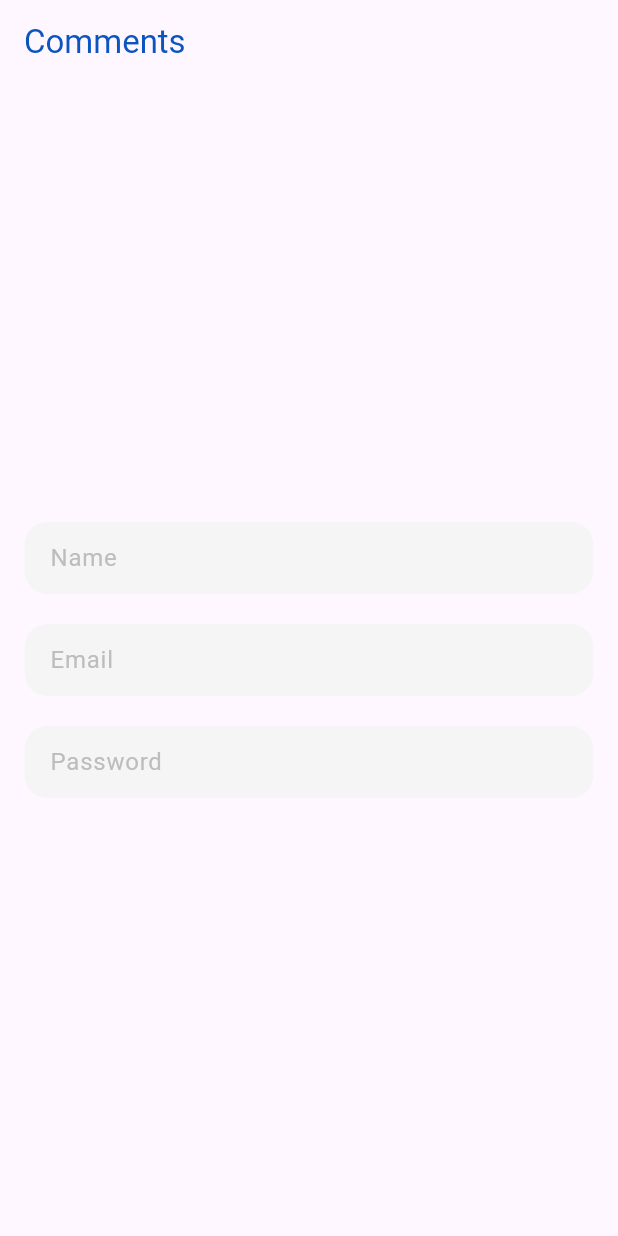
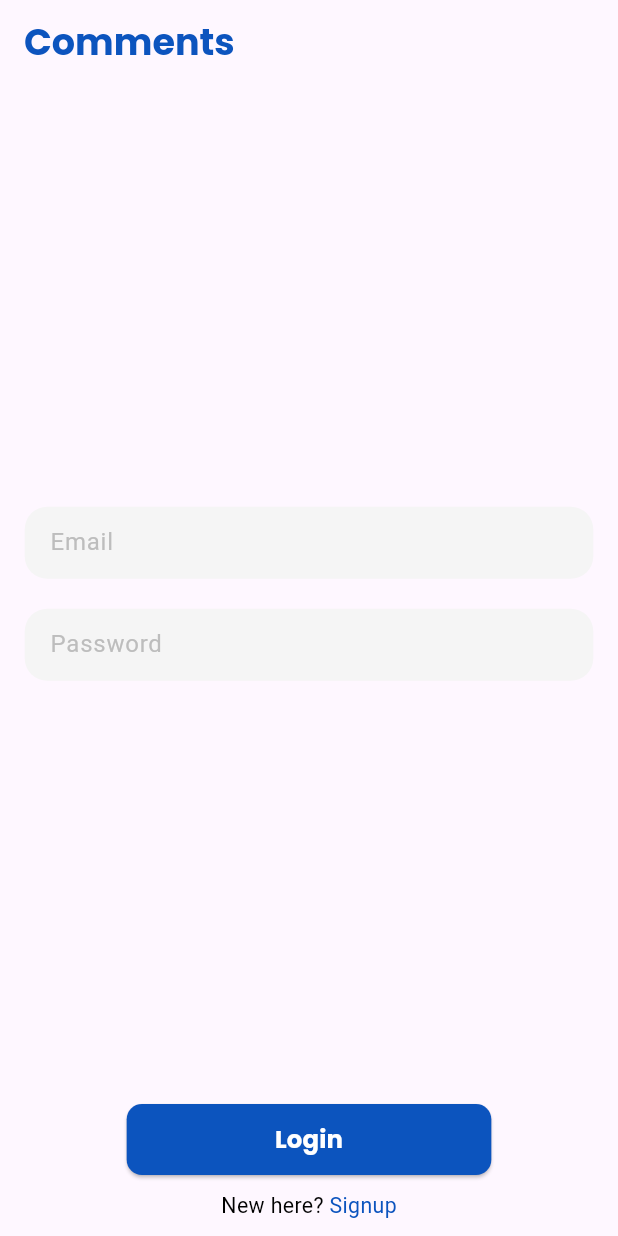
Before and after one commit to AbdealiRavat/comments-app, a Flutter app: the screen it shows after launch, on a phone screen of 412 x 824 dp. Run offline on Flutter 3.47's test engine with Material 3 defaults, Android fonts, the phone set to English and light mode, and no system bars; our stand-ins replace flutter_screenutil, get.

Commit message:
login screen UI Completed, fonts added

```diff
--- a/lib/view/login_screen.dart
+++ b/lib/view/login_screen.dart
@@ -13,13 +13,18 @@ class LoginScreen extends StatefulWidget {
 
 class _LoginScreenState extends State<LoginScreen> {
   LoginController login = Get.put(LoginController());
+
   @override
   Widget build(BuildContext context) {
     return Scaffold(
       appBar: AppBar(
           title: Text(
         'Comments',
-        style: TextStyle(color: Color(0xff0c54be)),
+        style: TextStyle(
+            fontFamily: 'Poppins',
+            fontWeight: FontWeight.bold,
+            color: const Color(0xff0c54be),
+            fontSize: 24.sp),
       )),
       body: Padding(
         padding: EdgeInsets.symmetric(
@@ -28,9 +33,26 @@ class _LoginScreenState extends State<LoginScreen> {
         child: Column(
           mainAxisAlignment: MainAxisAlignment.center,
           children: [
-            commonTextField(login.nameController.value, 'Name', Colors.black, false, false),
-            commonTextField(login.emailController.value, 'Email', Colors.black, false, false),
-            commonTextField(login.passwordController.value, 'Password', Colors.black, false, false),
+            Spacer(),
+            commonTextField(login.emailController.value, 'Email', Colors.black, true, false),
+            commonTextField(login.passwordController.value, 'Password', Colors.black, true, true),
+            Spacer(),
+            buttonWidget(() {}, 'Login'),
+            SizedBox(height: 10.h),
+            Row(
+              mainAxisAlignment: MainAxisAlignment.center,
+              children: [
+                Text(
+                  'New here?',
+                  style: TextStyle(fontSize: 14.sp, color: Colors.black),
+                ),
+                Text(
+                  ' Signup',
+                  style: TextStyle(fontSize: 14.sp, color: const Color(0xff0c54be)),
+                ),
+              ],
+            ),
+            SizedBox(height: 10.h),
           ],
         ),
       ),
@@ -81,3 +103,22 @@ Widget commonTextField(TextEditingController controller, String hintText, Color
     ),
   );
 }
+
+Widget buttonWidget(void Function() onTap, String text) {
+  return ElevatedButton(
+      style: ButtonStyle(
+        shape: MaterialStatePropertyAll(
+            RoundedRectangleBorder(borderRadius: BorderRadius.circular(10.r))),
+        padding: MaterialStatePropertyAll(EdgeInsets.symmetric(horizontal: 90.w, vertical: 12.h)),
+        backgroundColor: MaterialStatePropertyAll(Color(0xff0c54be)),
+      ),
+      onPressed: onTap,
+      child: Text(
+        text,
+        style: TextStyle(
+            fontSize: 16.sp,
+            color: Colors.white,
+            fontFamily: 'Poppins',
+            fontWeight: FontWeight.bold),
+      ));
+}
```
Also changed, not shown: pubspec.yaml (+7 -11 lines), fonts/Poppins-Bold.ttf (added), fonts/Poppins-Medium.ttf (added), fonts/Poppins-Regular.ttf (added).
